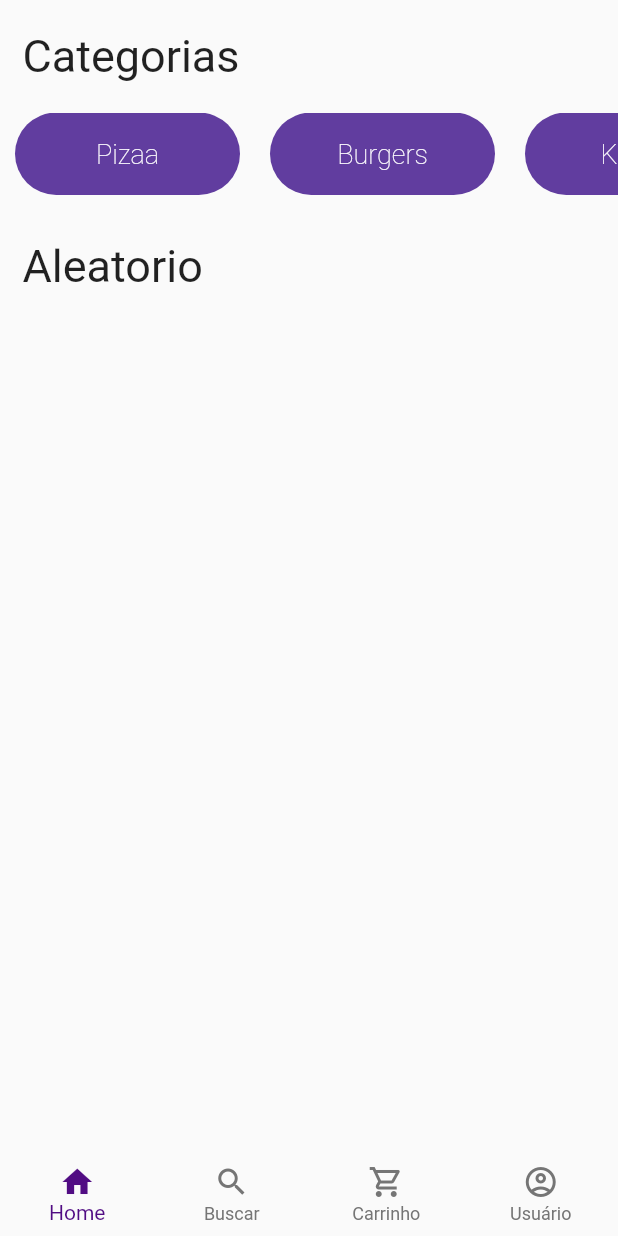
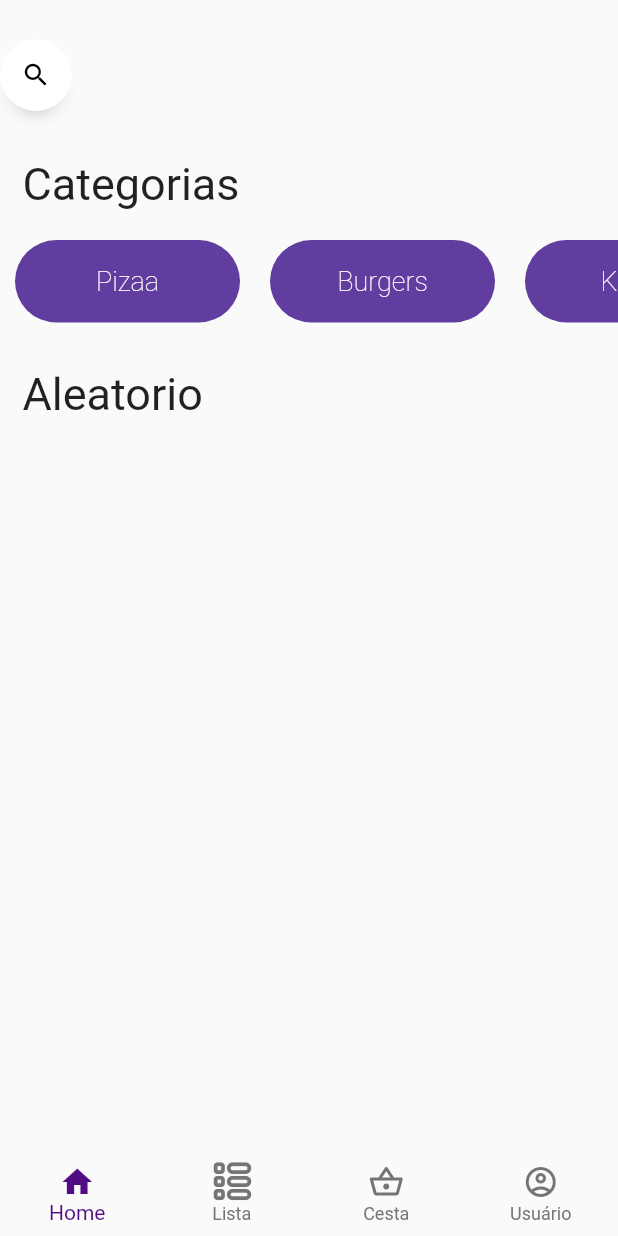
Before and after one commit to KaduComC/DeMarket, a Flutter app: the Dashboard screen opened directly, on a phone screen of 412 x 824 dp. Run offline on Flutter 3.47's test engine with Material 2 defaults, Android fonts, the phone set to English and light mode, and no system bars; drawn by our look-alikes of anim_search_bar; our stand-ins replace font_awesome_flutter.

```diff
--- a/lib/main/dashboard.dart
+++ b/lib/main/dashboard.dart
@@ -1,6 +1,7 @@
 import 'package:flutter/material.dart';
 import 'package:flutter/services.dart';
 
+import '../my_flutter_app_icons.dart';
 import 'home.dart';
 
 class Dashboard extends StatefulWidget {
@@ -77,13 +78,14 @@ class _DashboardState extends State<Dashboard> {
               label: 'Home',
               activeIcon: Icon(Icons.home)),
           BottomNavigationBarItem(
-            icon: Icon(Icons.search),
-            label: 'Buscar',
+            icon: Icon(MyFlutterApp.th_list_outline),
+            label: 'Lista',
+            activeIcon: Icon(MyFlutterApp.th_list),
           ),
           BottomNavigationBarItem(
-            icon: Icon(Icons.shopping_cart_outlined),
-            label: 'Carrinho',
-            activeIcon: Icon(Icons.shopping_cart_sharp),
+            icon: Icon(Icons.shopping_basket_outlined),
+            label: 'Cesta',
+            activeIcon: Icon(Icons.shopping_basket),
           ),
           BottomNavigationBarItem(
             icon: Icon(Icons.account_circle_outlined),
--- a/lib/main/home.dart
+++ b/lib/main/home.dart
@@ -1,4 +1,7 @@
+import 'package:anim_search_bar/anim_search_bar.dart';
 import 'package:flutter/material.dart';
+
+import 'frutas.dart';
 
 class Home extends StatefulWidget {
   const Home({Key? key}) : super(key: key);
@@ -8,6 +11,8 @@ class Home extends StatefulWidget {
 }
 
 class _HomeState extends State<Home> {
+  TextEditingController textController = TextEditingController();
+
   @override
   Widget build(BuildContext context) {
     return SafeArea(
@@ -17,8 +22,16 @@ class _HomeState extends State<Home> {
           Column(
             crossAxisAlignment: CrossAxisAlignment.start,
             children: <Widget>[
+              AnimSearchBar(
+                  width: 400,
+                  textController: textController,
+                  onSuffixTap:  () {
+                    setState(() {
+                      textController.clear();
+                    });
+                  }),
               const Padding(
-                padding: EdgeInsets.only(top: 20.0, bottom: 20.0, left: 15.0),
+                padding: EdgeInsets.only(top: 5.0, bottom: 20.0, left: 15.0),
                 child: Text(
                   "Categorias",
                   style: TextStyle(fontSize: 30.0),
--- /dev/null
+++ b/lib/my_flutter_app_icons.dart
@@ -0,0 +1,30 @@
+/// Flutter icons MyFlutterApp
+/// Copyright (C) 2022 by original authors @ fluttericon.com, fontello.com
+/// This font was generated by FlutterIcon.com, which is derived from Fontello.
+///
+/// To use this font, place it in your fonts/ directory and include the
+/// following in your pubspec.yaml
+///
+/// flutter:
+///   fonts:
+///    - family:  MyFlutterApp
+///      fonts:
+///       - asset: fonts/MyFlutterApp.ttf
+///
+///
+/// * Typicons, (c) Stephen Hutchings 2012
+///         Author:    Stephen Hutchings
+///         License:   SIL (http://scripts.sil.org/OFL)
+///         Homepage:  http://typicons.com/
+///
+import 'package:flutter/widgets.dart';
+
+class MyFlutterApp {
+  MyFlutterApp._();
+
+  static const _kFontFam = 'MyFlutterApp';
+  static const String? _kFontPkg = null;
+
+  static const IconData th_list = IconData(0xe800, fontFamily: _kFontFam, fontPackage: _kFontPkg);
+  static const IconData th_list_outline = IconData(0xe801, fontFamily: _kFontFam, fontPackage: _kFontPkg);
+}
```
Also changed, not shown: assets/icon/config.json (added, +22 -0 lines), lib/main/search.dart (added, +15 -0 lines), pubspec.yaml (+6 -14 lines), UML/caso_usov1.png (added), UML/caso_usov2.png (added), UML/caso_usov3.png (added), assets/icon/MyFlutterApp.ttf (added), pubspec.lock, 1 other file.
